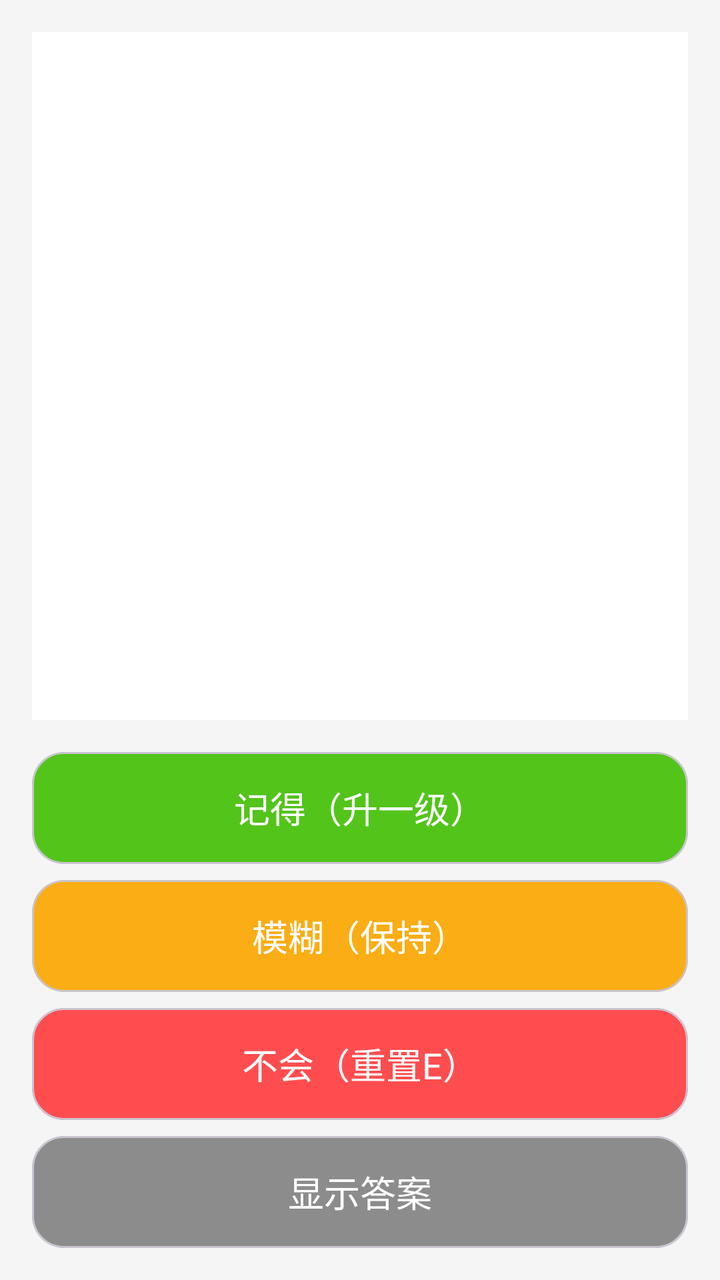
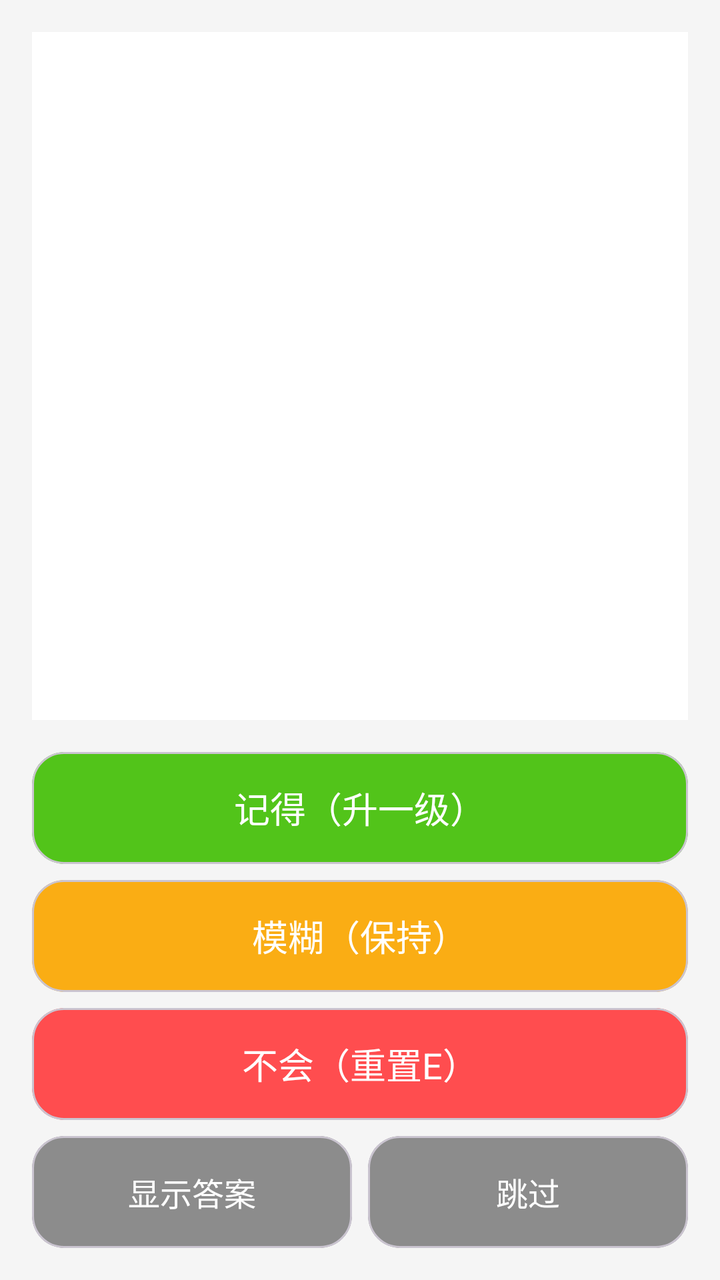

An Android layout rendered at two revisions. The XML below is the earlier revision; the diff shows what the commit changed to produce the second picture.
<!-- AndroidManifest.xml: application theme Theme.Demo -->
<!-- res/layout/activity_review.xml -->
<?xml version="1.0" encoding="utf-8"?>
<LinearLayout
    xmlns:android="http://schemas.android.com/apk/res/android"
    xmlns:app="http://schemas.android.com/apk/res-auto"
    android:layout_width="match_parent"
    android:layout_height="match_parent"
    android:orientation="vertical"
    android:background="#f5f5f5"
    android:padding="16dp">

    <androidx.core.widget.NestedScrollView
        android:id="@+id/question_area"
        android:layout_width="match_parent"
        android:layout_height="0dp"
        android:layout_weight="1"
        android:background="@android:color/white"
        android:padding="20dp"
        android:layout_marginBottom="16dp">


        
        <LinearLayout
            android:id="@+id/question_root"
            android:layout_width="match_parent"
            android:layout_height="match_parent"
            android:orientation="vertical">

            <TextView
                android:id="@+id/tv_question"
                android:layout_width="match_parent"
                android:layout_height="wrap_content"
                android:textSize="20sp"
                android:textColor="#333333"
                android:lineSpacingExtra="8dp"/>

            <HorizontalScrollView
                android:layout_width="match_parent"
                android:layout_height="wrap_content"
                android:layout_marginTop="16dp">

                <LinearLayout
                    android:id="@+id/review_image_layout"
                    android:layout_width="wrap_content"
                    android:layout_height="wrap_content"
                    android:orientation="horizontal"
                    android:padding="8dp"/>
            </HorizontalScrollView>

            <LinearLayout
                android:id="@+id/answer_layout"
                android:layout_width="match_parent"
                android:layout_height="wrap_content"
                android:orientation="vertical"
                android:visibility="gone"
                android:layout_marginTop="24dp"
                android:paddingTop="16dp"
                android:background="#f8f8f8">

                <TextView
                    android:layout_width="wrap_content"
                    android:layout_height="wrap_content"
                    android:text="【答案】"
                    android:textSize="18sp"
                    android:textStyle="bold"
                    android:textColor="#1f6aa5"/>

                <TextView
                    android:id="@+id/tv_answer"
                    android:layout_width="match_parent"
                    android:layout_height="wrap_content"
                    android:textSize="18sp"
                    android:textColor="#333333"
                    android:layout_marginTop="8dp"/>

                <HorizontalScrollView
                    android:layout_width="match_parent"
                    android:layout_height="wrap_content"
                    android:layout_marginTop="16dp">

                    <LinearLayout
                        android:id="@+id/answer_image_layout"
                        android:layout_width="wrap_content"
                        android:layout_height="wrap_content"
                        android:orientation="horizontal"
                        android:padding="8dp"/>
                </HorizontalScrollView>

            </LinearLayout>

        </LinearLayout>

    </androidx.core.widget.NestedScrollView>

    <LinearLayout
        android:layout_width="match_parent"
        android:layout_height="wrap_content"
        android:orientation="vertical">

        <com.google.android.material.card.MaterialCardView
            android:id="@+id/btn_know"
            android:layout_width="match_parent"
            android:layout_height="56dp"
            app:cardCornerRadius="16dp"
            app:cardBackgroundColor="#52c41a"
            android:layout_marginBottom="8dp">

            <TextView
                android:layout_width="match_parent"
                android:layout_height="match_parent"
                android:text="记得（升一级）"
                android:textColor="@android:color/white"
                android:textSize="18sp"
                android:gravity="center"/>
        </com.google.android.material.card.MaterialCardView>

        <com.google.android.material.card.MaterialCardView
            android:id="@+id/btn_unknown"
            android:layout_width="match_parent"
            android:layout_height="56dp"
            app:cardCornerRadius="16dp"
            app:cardBackgroundColor="#faad14"
            android:layout_marginBottom="8dp">

            <TextView
                android:layout_width="match_parent"
                android:layout_height="match_parent"
                android:text="模糊（保持）"
                android:textColor="@android:color/white"
                android:textSize="18sp"
                android:gravity="center"/>
        </com.google.android.material.card.MaterialCardView>

        <com.google.android.material.card.MaterialCardView
            android:id="@+id/btn_forget"
            android:layout_width="match_parent"
            android:layout_height="56dp"
            app:cardCornerRadius="16dp"
            app:cardBackgroundColor="#ff4d4f"
            android:layout_marginBottom="8dp">

            <TextView
                android:layout_width="match_parent"
                android:layout_height="match_parent"
                android:text="不会（重置E）"
                android:textColor="@android:color/white"
                android:textSize="18sp"
                android:gravity="center"/>
        </com.google.android.material.card.MaterialCardView>

        <com.google.android.material.card.MaterialCardView
            android:id="@+id/btn_back"
            android:layout_width="match_parent"
            android:layout_height="56dp"
            app:cardCornerRadius="16dp"
            app:cardBackgroundColor="#8c8c8c">

            <TextView
                android:layout_width="match_parent"
                android:layout_height="match_parent"
                android:text="显示答案"
                android:textColor="@android:color/white"
                android:textSize="18sp"
                android:gravity="center"/>
        </com.google.android.material.card.MaterialCardView>

    </LinearLayout>

</LinearLayout>
<!-- resources referenced by this layout -->
<resources>
  <style name="Theme.Demo" parent="Base.Theme.Demo" />
  <style name="Base.Theme.Demo" parent="Theme.Material3.DayNight.NoActionBar">
          
          
      </style>
</resources>

<!-- the commit's change to res/layout/activity_review.xml (unified diff, before → after) -->
@@ -8,6 +8,52 @@
     android:background="#f5f5f5"
     android:padding="16dp">
 
+    <LinearLayout
+        android:id="@+id/session_banner"
+        android:layout_width="match_parent"
+        android:layout_height="wrap_content"
+        android:orientation="horizontal"
+        android:gravity="center_vertical"
+        android:background="#fff7e6"
+        android:paddingLeft="12dp"
+        android:paddingRight="8dp"
+        android:paddingTop="8dp"
+        android:paddingBottom="8dp"
+        android:layout_marginBottom="8dp"
+        android:visibility="gone">
+
+        <TextView
+            android:id="@+id/tv_banner"
+            android:layout_width="0dp"
+            android:layout_height="wrap_content"
+            android:layout_weight="1"
+            android:textSize="13sp"
+            android:textColor="#ad6800" />
+
+        <TextView
+            android:id="@+id/btn_banner_new"
+            android:layout_width="wrap_content"
+            android:layout_height="32dp"
+            android:gravity="center"
+            android:paddingLeft="8dp"
+            android:paddingRight="8dp"
+            android:text="开始新一轮"
+            android:textSize="13sp"
+            android:textStyle="bold"
+            android:textColor="#1f6aa5"
+            android:visibility="gone" />
+
+        <TextView
+            android:id="@+id/btn_banner_close"
+            android:layout_width="32dp"
+            android:layout_height="32dp"
+            android:gravity="center"
+            android:text="×"
+            android:textSize="18sp"
+            android:textColor="#ad6800" />
+
+    </LinearLayout>
+
     <androidx.core.widget.NestedScrollView
         android:id="@+id/question_area"
         android:layout_width="match_parent"
@@ -147,21 +193,48 @@
                 android:gravity="center"/>
         </com.google.android.material.card.MaterialCardView>
 
-        <com.google.android.material.card.MaterialCardView
-            android:id="@+id/btn_back"
-            android:layout_width="match_parent"
-            android:layout_height="56dp"
-            app:cardCornerRadius="16dp"
-            app:cardBackgroundColor="#8c8c8c">
-
-            <TextView
-                android:layout_width="match_parent"
-                android:layout_height="match_parent"
-                android:text="显示答案"
-                android:textColor="@android:color/white"
-                android:textSize="18sp"
-                android:gravity="center"/>
-        </com.google.android.material.card.MaterialCardView>
+        <LinearLayout
+            android:layout_width="match_parent"
+            android:layout_height="wrap_content"
+            android:orientation="horizontal">
+
+            <com.google.android.material.card.MaterialCardView
+                android:id="@+id/btn_back"
+                android:layout_width="0dp"
+                android:layout_height="56dp"
+                android:layout_weight="1"
+                android:layout_marginEnd="4dp"
+                app:cardCornerRadius="16dp"
+                app:cardBackgroundColor="#8c8c8c">
+
+                <TextView
+                    android:layout_width="match_parent"
+                    android:layout_height="match_parent"
+                    android:text="显示答案"
+                    android:textColor="@android:color/white"
+                    android:textSize="16sp"
+                    android:gravity="center"/>
+            </com.google.android.material.card.MaterialCardView>
+
+            <com.google.android.material.card.MaterialCardView
+                android:id="@+id/btn_skip"
+                android:layout_width="0dp"
+                android:layout_height="56dp"
+                android:layout_weight="1"
+                android:layout_marginStart="4dp"
+                app:cardCornerRadius="16dp"
+                app:cardBackgroundColor="#8c8c8c">
+
+                <TextView
+                    android:layout_width="match_parent"
+                    android:layout_height="match_parent"
+                    android:text="跳过"
+                    android:textColor="@android:color/white"
+                    android:textSize="16sp"
+                    android:gravity="center"/>
+            </com.google.android.material.card.MaterialCardView>
+
+        </LinearLayout>
 
     </LinearLayout>
 
